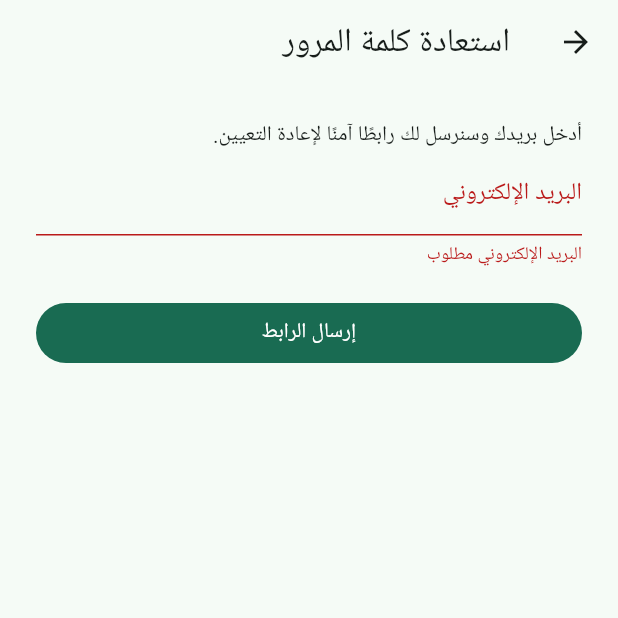
After one commit to sendoo-m/daliil-ay-khidma, a Flutter app: the ForgotPasswordPage screen opened directly, after a tap on "إرسال الرابط", on a phone screen of 412 x 824 dp, the top half of it. The commit adds this screen. Run offline on Flutter 3.47's test engine with Material 3 defaults, Android fonts, the phone set to English and light mode, and no system bars; our stand-ins replace app_links, dio, firebase_core, firebase_messaging, flutter_riverpod, flutter_secure_storage; accounts and stored records are empty; generated files the repository leaves out were written again.

Commit message:
Add Flutter password recovery, deep links, and API errors (#10)
Add validated password recovery, native deep-link configuration, and unified Arabic API error handling.

```diff
--- a/mobile/dalil_app/lib/app/dalil_app.dart
+++ b/mobile/dalil_app/lib/app/dalil_app.dart
@@ -1,3 +1,6 @@
+import 'dart:async';
+
+import 'package:app_links/app_links.dart';
 import 'package:flutter/material.dart';
 import 'package:flutter_localizations/flutter_localizations.dart';
 import 'package:flutter_riverpod/flutter_riverpod.dart';
@@ -5,13 +8,46 @@ import 'package:flutter_riverpod/flutter_riverpod.dart';
 import '../l10n/app_localizations.dart';
 import '../features/auth/presentation/login_page.dart';
 import '../features/home/presentation/home_page.dart';
+import '../features/auth/presentation/reset_password_page.dart';
 import 'providers.dart';
 
-class DalilApp extends ConsumerWidget {
+class DalilApp extends ConsumerStatefulWidget {
   const DalilApp({super.key});
 
   @override
-  Widget build(BuildContext context, WidgetRef ref) {
+  ConsumerState<DalilApp> createState() => _DalilAppState();
+}
+
+class _DalilAppState extends ConsumerState<DalilApp> {
+  final _navigatorKey = GlobalKey<NavigatorState>();
+  StreamSubscription<Uri>? _links;
+
+  @override
+  void initState() {
+    super.initState();
+    _links = AppLinks().uriLinkStream.listen(_openResetLink);
+  }
+
+  void _openResetLink(Uri uri) {
+    if (uri.scheme != 'daliil' || uri.host != 'reset-password') return;
+    final uid = uri.queryParameters['uid'];
+    final token = uri.queryParameters['token'];
+    if (uid == null || token == null) return;
+    _navigatorKey.currentState?.push(
+      MaterialPageRoute<void>(
+        builder: (_) => ResetPasswordPage(uid: uid, token: token),
+      ),
+    );
+  }
+
+  @override
+  void dispose() {
+    _links?.cancel();
+    super.dispose();
+  }
+
+  @override
+  Widget build(BuildContext context) {
     final auth = ref.watch(authControllerProvider);
     ref.listen(authControllerProvider, (_, next) {
       if (next.valueOrNull == true) {
@@ -19,6 +55,7 @@ class DalilApp extends ConsumerWidget {
       }
     });
     return MaterialApp(
+      navigatorKey: _navigatorKey,
       debugShowCheckedModeBanner: false,
       onGenerateTitle: (context) => AppLocalizations.of(context)!.appName,
       locale: const Locale('ar'),
--- a/mobile/dalil_app/lib/app/providers.dart
+++ b/mobile/dalil_app/lib/app/providers.dart
@@ -5,6 +5,7 @@ import '../core/auth/token_store.dart';
 import '../core/network/api_client.dart';
 import '../core/notifications/push_service.dart';
 import '../features/auth/data/auth_repository.dart';
+import '../features/auth/data/password_reset_repository.dart';
 import '../features/auth/presentation/auth_controller.dart';
 import '../features/catalog/data/catalog_repository.dart';
 import '../features/directory/data/business_repository.dart';
@@ -46,6 +47,9 @@ final authRepositoryProvider = Provider(
     ref.watch(tokenStoreProvider),
   ),
 );
+final passwordResetRepositoryProvider = Provider(
+  (ref) => PasswordResetRepository(ref.watch(apiClientProvider).dio),
+);
 final authControllerProvider = StateNotifierProvider<AuthController, AsyncValue<bool>>(
   (ref) => AuthController(
     ref.watch(authRepositoryProvider),
--- /dev/null
+++ b/mobile/dalil_app/lib/features/auth/presentation/forgot_password_page.dart
@@ -0,0 +1,74 @@
+import 'package:flutter/material.dart';
+import 'package:flutter_riverpod/flutter_riverpod.dart';
+
+import '../../../app/providers.dart';
+import '../../../core/network/api_failure.dart';
+
+class ForgotPasswordPage extends ConsumerStatefulWidget {
+  const ForgotPasswordPage({super.key});
+  @override
+  ConsumerState<ForgotPasswordPage> createState() => _ForgotPasswordPageState();
+}
+
+class _ForgotPasswordPageState extends ConsumerState<ForgotPasswordPage> {
+  final _email = TextEditingController();
+  bool _loading = false;
+  String? _error;
+
+  @override
+  void dispose() {
+    _email.dispose();
+    super.dispose();
+  }
+
+  @override
+  Widget build(BuildContext context) => Scaffold(
+        appBar: AppBar(title: const Text('استعادة كلمة المرور')),
+        body: ListView(
+          padding: const EdgeInsets.all(24),
+          children: [
+            const Text('أدخل بريدك وسنرسل لك رابطًا آمنًا لإعادة التعيين.'),
+            TextField(
+              controller: _email,
+              keyboardType: TextInputType.emailAddress,
+              decoration: InputDecoration(
+                labelText: 'البريد الإلكتروني',
+                errorText: _error,
+              ),
+            ),
+            const SizedBox(height: 20),
+            FilledButton(
+              onPressed: _loading ? null : _submit,
+              child: Text(_loading ? 'جارٍ الإرسال…' : 'إرسال الرابط'),
+            ),
+          ],
+        ),
+      );
+
+  Future<void> _submit() async {
+    if (_email.text.trim().isEmpty) {
+      setState(() => _error = 'البريد الإلكتروني مطلوب');
+      return;
+    }
+    setState(() {
+      _loading = true;
+      _error = null;
+    });
+    try {
+      await ref.read(passwordResetRepositoryProvider).request(_email.text);
+      if (mounted) {
+        showDialog<void>(
+          context: context,
+          builder: (_) => const AlertDialog(
+            title: Text('تم إرسال الطلب'),
+            content: Text('إذا كان البريد مسجلًا فسيصلك رابط الاستعادة.'),
+          ),
+        );
+      }
+    } catch (error) {
+      if (mounted) setState(() => _error = ApiFailure.message(error));
+    } finally {
+      if (mounted) setState(() => _loading = false);
+    }
+  }
+}
--- a/mobile/dalil_app/pubspec.yaml
+++ b/mobile/dalil_app/pubspec.yaml
@@ -17,6 +17,7 @@ dependencies:
   firebase_core: ^3.8.1
   firebase_messaging: ^15.1.6
   intl: ^0.20.2
+  app_links: ^6.4.1
 
 dev_dependencies:
   flutter_test:
```
Also changed, not shown: mobile/dalil_app/lib/core/network/api_failure.dart (added, +32 -0 lines), mobile/dalil_app/lib/features/auth/data/password_reset_repository.dart (added, +25 -0 lines), mobile/dalil_app/lib/features/auth/presentation/login_page.dart (+9 -0 lines), mobile/dalil_app/lib/features/auth/presentation/reset_password_page.dart (added, +85 -0 lines), 4 other files.
